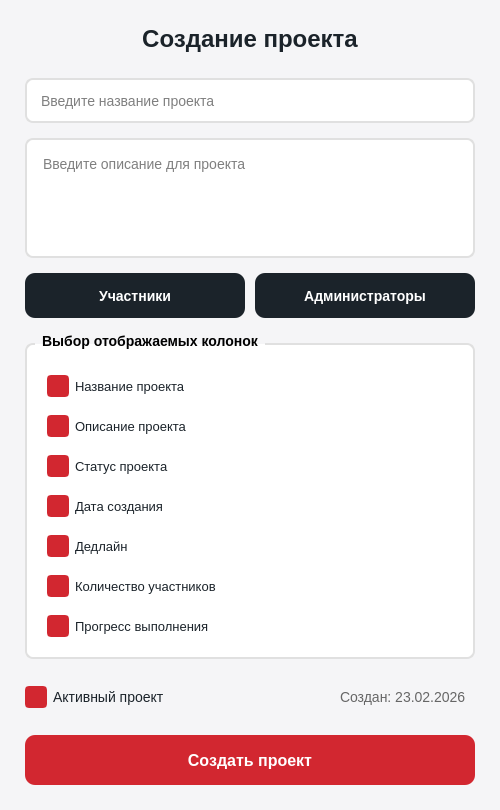
This is ui/projects/project_creation_dialog.ui in lerakaplich/TaskPlanner2 as Qt 5 draws it before an edit. The edited form follows.
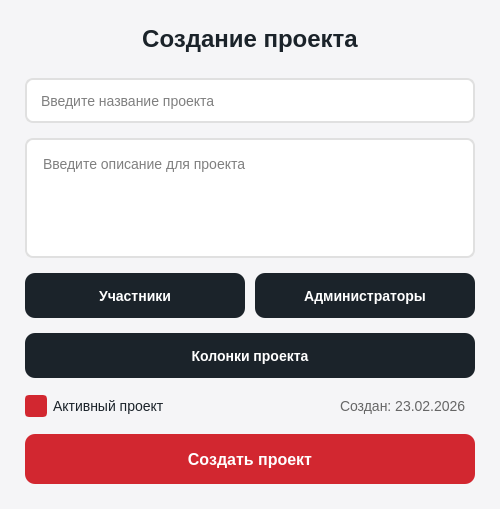
This is the edited form.

Patch:
```diff
--- a/ui/projects/project_creation_dialog.ui
+++ b/ui/projects/project_creation_dialog.ui
@@ -7,7 +7,7 @@
     <x>0</x>
     <y>0</y>
     <width>500</width>
-    <height>593</height>
+    <height>450</height>
    </rect>
   </property>
   <property name="windowTitle">
@@ -212,240 +212,48 @@
     </layout>
    </item>
    <item>
-    <widget class="QGroupBox" name="columnsGroupBox">
-     <property name="title">
-      <string>Выбор отображаемых колонок</string>
+    <widget class="QPushButton" name="columnBtn">
+     <property name="minimumSize">
+      <size>
+       <width>0</width>
+       <height>45</height>
+      </size>
+     </property>
+     <property name="font">
+      <font>
+       <weight>75</weight>
+       <bold>true</bold>
+      </font>
+     </property>
+     <property name="cursor">
+      <cursorShape>PointingHandCursor</cursorShape>
      </property>
      <property name="styleSheet">
-      <string notr="true">QGroupBox {
+      <string notr="true">QPushButton {
+    background-color: #1B232A;
+    color: white;
+    border: none;
+    border-radius: 10px;
+    padding: 12px;
     font-size: 14px;
     font-weight: bold;
-    border: 2px solid #E0E0E0;
-    border-radius: 8px;
-    margin-top: 10px;
-    padding-top: 10px;
-    background-color: white;
 }
-QGroupBox::title {
-    subcontrol-origin: margin;
-    left: 10px;
-    padding: 0 5px 0 5px;
-}</string>
-     </property>
-     <layout class="QVBoxLayout" name="columnsLayout">
-      <property name="spacing">
-       <number>8</number>
-      </property>
-      <property name="leftMargin">
-       <number>15</number>
-      </property>
-      <property name="topMargin">
-       <number>15</number>
-      </property>
-      <property name="rightMargin">
-       <number>15</number>
-      </property>
-      <property name="bottomMargin">
-       <number>15</number>
-      </property>
-      <item>
-       <widget class="QCheckBox" name="colNameCheckbox">
-        <property name="styleSheet">
-         <string notr="true">QCheckBox {
-    font-size: 13px;
-    color: #1B232A;
-    padding: 5px;
+QPushButton:hover {
+    background-color: #D9D9D6;
+    color: black;
 }
-QCheckBox::indicator {
-    width: 18px;
-    height: 18px;
-    border: 2px solid #1B232A;
-    border-radius: 4px;
-}
-QCheckBox::indicator:checked {
-    background-color: #D22730;
-    border: 2px solid #D22730;
+QPushButton:pressed {
+    background-color: #B8B8B5;
 }</string>
-        </property>
-        <property name="text">
-         <string>Название проекта</string>
-        </property>
-        <property name="checked">
-         <bool>true</bool>
-        </property>
-       </widget>
-      </item>
-      <item>
-       <widget class="QCheckBox" name="colDescriptionCheckbox">
-        <property name="styleSheet">
-         <string notr="true">QCheckBox {
-    font-size: 13px;
-    color: #1B232A;
-    padding: 5px;
-}
-QCheckBox::indicator {
-    width: 18px;
-    height: 18px;
-    border: 2px solid #1B232A;
-    border-radius: 4px;
-}
-QCheckBox::indicator:checked {
-    background-color: #D22730;
-    border: 2px solid #D22730;
-}</string>
-        </property>
-        <property name="text">
-         <string>Описание проекта</string>
-        </property>
-        <property name="checked">
-         <bool>true</bool>
-        </property>
-       </widget>
-      </item>
-      <item>
-       <widget class="QCheckBox" name="colStatusCheckbox">
-        <property name="styleSheet">
-         <string notr="true">QCheckBox {
-    font-size: 13px;
-    color: #1B232A;
-    padding: 5px;
-}
-QCheckBox::indicator {
-    width: 18px;
-    height: 18px;
-    border: 2px solid #1B232A;
-    border-radius: 4px;
-}
-QCheckBox::indicator:checked {
-    background-color: #D22730;
-    border: 2px solid #D22730;
-}</string>
-        </property>
-        <property name="text">
-         <string>Статус проекта</string>
-        </property>
-        <property name="checked">
-         <bool>true</bool>
-        </property>
-       </widget>
-      </item>
-      <item>
-       <widget class="QCheckBox" name="colCreatedDateCheckbox">
-        <property name="styleSheet">
-         <string notr="true">QCheckBox {
-    font-size: 13px;
-    color: #1B232A;
-    padding: 5px;
-}
-QCheckBox::indicator {
-    width: 18px;
-    height: 18px;
-    border: 2px solid #1B232A;
-    border-radius: 4px;
-}
-QCheckBox::indicator:checked {
-    background-color: #D22730;
-    border: 2px solid #D22730;
-}</string>
-        </property>
-        <property name="text">
-         <string>Дата создания</string>
-        </property>
-        <property name="checked">
-         <bool>true</bool>
-        </property>
-       </widget>
-      </item>
-      <item>
-       <widget class="QCheckBox" name="colDeadlineCheckbox">
-        <property name="styleSheet">
-         <string notr="true">QCheckBox {
-    font-size: 13px;
-    color: #1B232A;
-    padding: 5px;
-}
-QCheckBox::indicator {
-    width: 18px;
-    height: 18px;
-    border: 2px solid #1B232A;
-    border-radius: 4px;
-}
-QCheckBox::indicator:checked {
-    background-color: #D22730;
-    border: 2px solid #D22730;
-}</string>
-        </property>
-        <property name="text">
-         <string>Дедлайн</string>
-        </property>
-        <property name="checked">
-         <bool>true</bool>
-        </property>
-       </widget>
-      </item>
-      <item>
-       <widget class="QCheckBox" name="colParticipantsCheckbox">
-        <property name="styleSheet">
-         <string notr="true">QCheckBox {
-    font-size: 13px;
-    color: #1B232A;
-    padding: 5px;
-}
-QCheckBox::indicator {
-    width: 18px;
-    height: 18px;
-    border: 2px solid #1B232A;
-    border-radius: 4px;
-}
-QCheckBox::indicator:checked {
-    background-color: #D22730;
-    border: 2px solid #D22730;
-}</string>
-        </property>
-        <property name="text">
-         <string>Количество участников</string>
-        </property>
-        <property name="checked">
-         <bool>true</bool>
-        </property>
-       </widget>
-      </item>
-      <item>
-       <widget class="QCheckBox" name="colProgressCheckbox">
-        <property name="styleSheet">
-         <string notr="true">QCheckBox {
-    font-size: 13px;
-    color: #1B232A;
-    padding: 5px;
-}
-QCheckBox::indicator {
-    width: 18px;
-    height: 18px;
-    border: 2px solid #1B232A;
-    border-radius: 4px;
-}
-QCheckBox::indicator:checked {
-    background-color: #D22730;
-    border: 2px solid #D22730;
-}</string>
-        </property>
-        <property name="text">
-         <string>Прогресс выполнения</string>
-        </property>
-        <property name="checked">
-         <bool>true</bool>
-        </property>
-       </widget>
-      </item>
-     </layout>
+     </property>
+     <property name="text">
+      <string>Колонки проекта</string>
+     </property>
     </widget>
    </item>
    <item>
     <layout class="QHBoxLayout" name="bottomLayout">
-     <property name="topMargin">
-      <number>10</number>
-     </property>
-     <property name="bottomMargin">
+     <property name="spacing">
       <number>10</number>
      </property>
      <item>
@@ -511,15 +319,9 @@
        <height>50</height>
       </size>
      </property>
-     <property name="maximumSize">
-      <size>
-       <width>16777215</width>
-       <height>50</height>
-      </size>
-     </property>
      <property name="font">
       <font>
-       <pointsize>-1</pointsize>
+       <weight>75</weight>
        <bold>true</bold>
       </font>
      </property>
@@ -548,19 +350,6 @@
      </property>
     </widget>
    </item>
-   <item>
-    <spacer name="verticalSpacer">
-     <property name="orientation">
-      <enum>Qt::Orientation::Vertical</enum>
-     </property>
-     <property name="sizeHint" stdset="0">
-      <size>
-       <width>20</width>
-       <height>40</height>
-      </size>
-     </property>
-    </spacer>
-   </item>
   </layout>
  </widget>
  <resources/>
```
Left out of the diff: 22 changed lines with no effect on the pictures.
